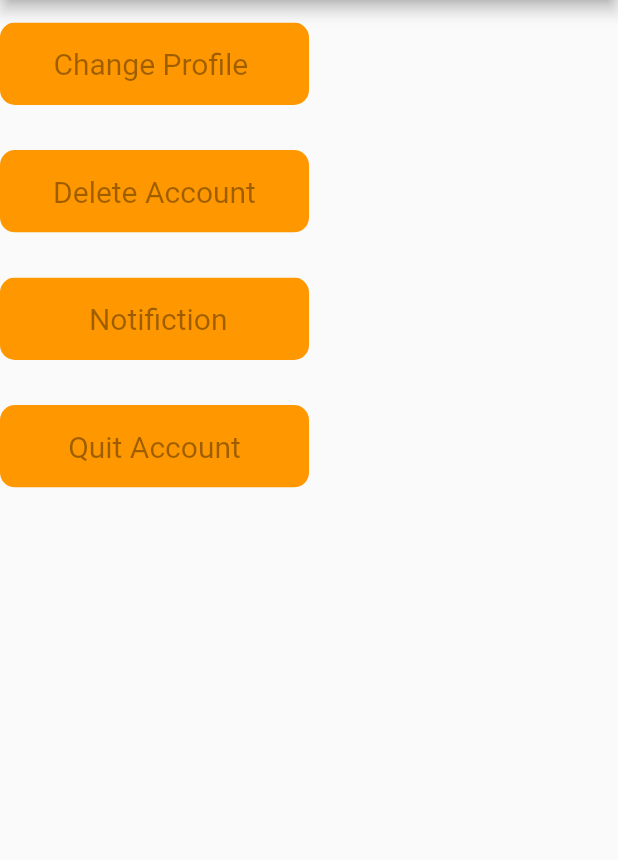
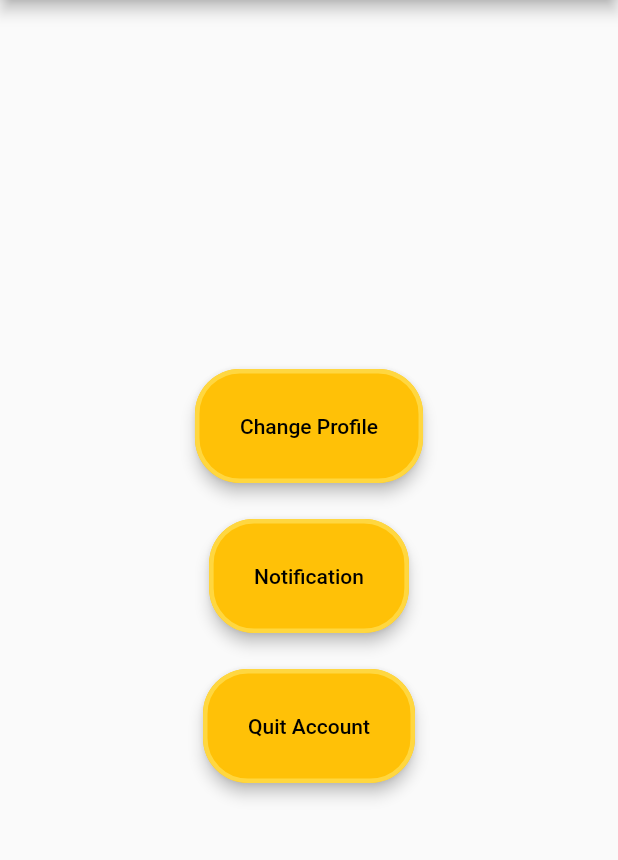
Before and after one commit to Ywhire/app, a Flutter app: the SettingsPage screen opened by its route, on a phone screen of 412 x 824 dp, the part 84-944 px from its top. Run offline on Flutter 3.47's test engine with Material 2 defaults, Android fonts, the phone set to English and light mode, and no system bars; our stand-ins replace flutter_vector_icons, table_calendar.

Commit message:
Quit ve change profile buttonları artık iş yarıyor

```diff
--- a/lib/module/settings/settings_page.dart
+++ b/lib/module/settings/settings_page.dart
@@ -1,4 +1,5 @@
 import 'package:app/buttons.dart';
+import 'package:app/loginPage.dart';
 import 'package:flutter/material.dart';
 import 'package:app/widget/drawer.dart';
 
@@ -13,28 +14,82 @@ class SettingsPage extends StatelessWidget {
         ),
         drawer: SideDrawer(),
         body: Center(
-            child: Column (
-              mainAxisAlignment: MainAxisAlignment.start,
+
+        child: Column (
+              mainAxisAlignment: MainAxisAlignment.center,
+              crossAxisAlignment: CrossAxisAlignment.center,
               children: [
               Row(
                 children: <Widget>[
-                RectanText(text: "Change Profile ", color: Colors.orange)
+                  SizedBox(height: 100),
+                  ElevatedButton(
+                    child: Text('Change Profile'),
+                    onPressed: (){Navigator.push(context , MaterialPageRoute(
+                        builder: (context) => LoginPage()
+                    ));
+                    },
+                    style: ElevatedButton.styleFrom(
+                        primary:  Colors.amber,
+                      side: BorderSide(width: 3,color: Colors.amberAccent),
+                      elevation: 4,
+                      shape: RoundedRectangleBorder(
+                        borderRadius: BorderRadius.circular(30)
+                      ),
+                        padding: EdgeInsets.all(30),
+                    ),
+
+                  ),
                 ],
+                crossAxisAlignment: CrossAxisAlignment.center,
+                mainAxisAlignment: MainAxisAlignment.center,
+
               ),
                 Row(
                   children: <Widget>[
-                    RectanText(text: "Delete Account", color: Colors.orange)
+                    SizedBox(height: 100),
+
+                    ElevatedButton(
+                        child: Text('Notification'),
+                      onPressed: (){},
+                    style: ElevatedButton.styleFrom(
+                      primary:  Colors.amber,
+                      side: BorderSide(width: 3,color: Colors.amberAccent),
+                      elevation: 4,
+                      shape: RoundedRectangleBorder(
+                          borderRadius: BorderRadius.circular(30)
+                      ),
+                      padding: EdgeInsets.all(30),
+
+                    ),
+                    ),
                   ],
+                  crossAxisAlignment: CrossAxisAlignment.center,
+                  mainAxisAlignment: MainAxisAlignment.center,
                 ),
+
                 Row(
                   children: <Widget>[
-                    RectanText(text: " Notifiction", color: Colors.orange)
+                    SizedBox(height: 100),
+
+                    ElevatedButton(
+                      child: Text('Quit Account'),
+                      onPressed: (){
+                        Navigator.push(context , MaterialPageRoute(
+                            builder: (context) => LoginPage()
+                        ));
+                      },
+                      style: ElevatedButton.styleFrom(
+                          primary:  Colors.amber,
+                        side: BorderSide(width: 3,color: Colors.amberAccent),
+                        elevation: 4,
+                        shape: RoundedRectangleBorder(
+                            borderRadius: BorderRadius.circular(30)
+                        ),
+                        padding: EdgeInsets.all(30),
+                      ),),
                   ],
-                ),
-                Row(
-                  children: <Widget>[
-                    RectanText(text: "Quit Account", color: Colors.orange)
-                  ],
+                  crossAxisAlignment: CrossAxisAlignment.center,
+                  mainAxisAlignment: MainAxisAlignment.center,
                 ),
               ],
             ),
```
